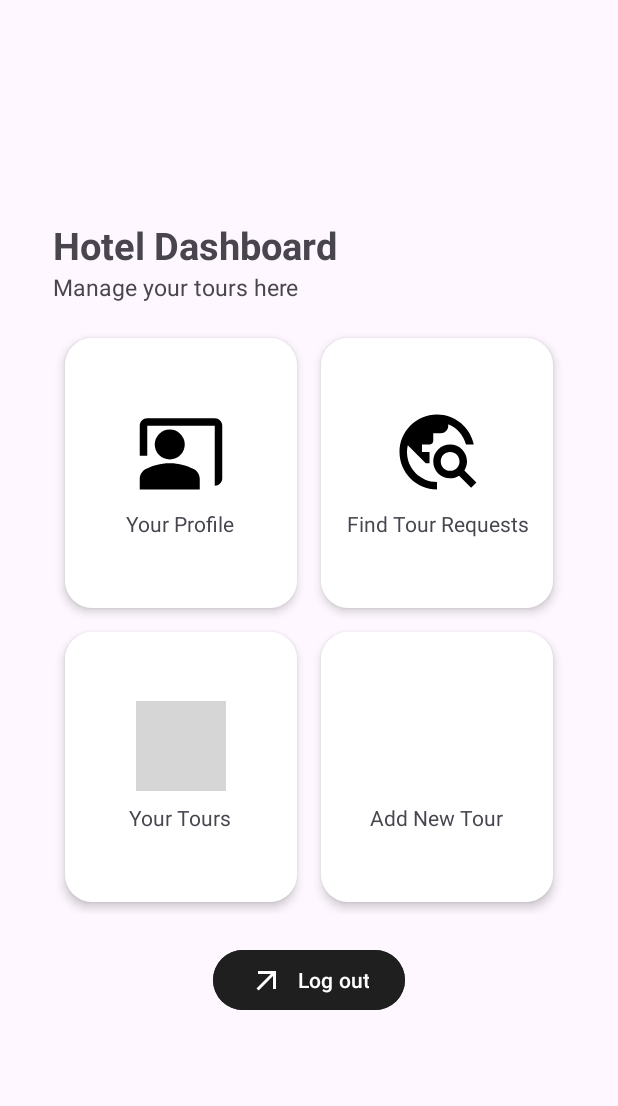
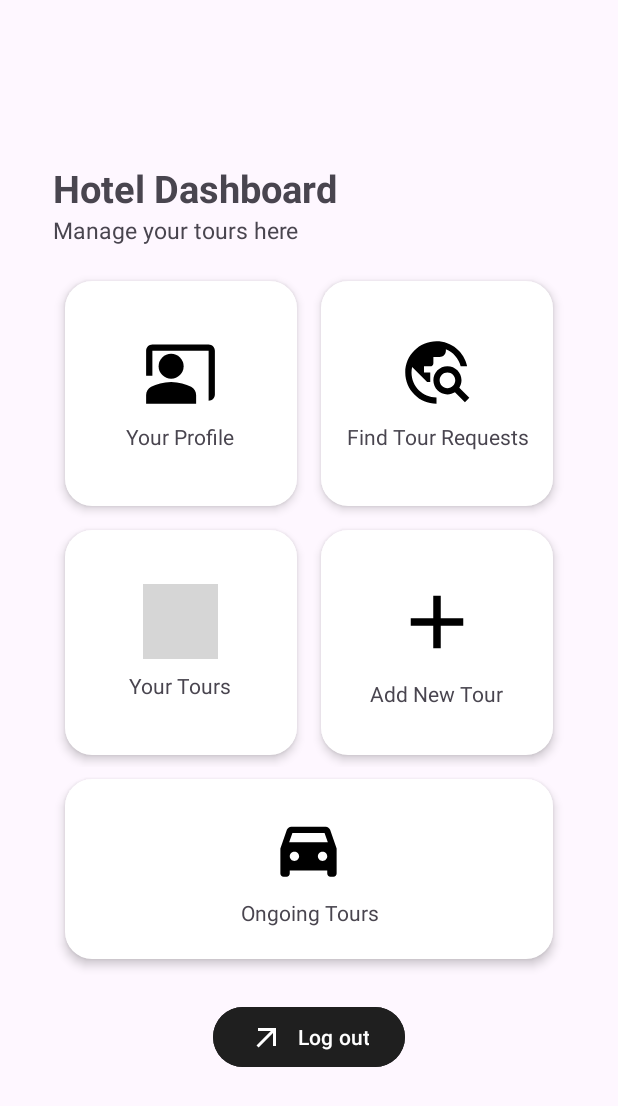
Before and after one commit to iamhirusha/GAHDSE241F-tourio, an Android app: the HotelDashBoardActivity screen opened directly, with no data from a screen before it, on a phone screen of 412 x 824 dp. Shown: the top 1106 px of the screen. Run offline under Robolectric (Android 15) with nearby library versions, the phone set to English and light mode, and no system bars; our stand-ins replace Firebase (no records; nobody signed in at launch, a user with empty details on screens opened directly); grey boxes are pictures that could not be loaded.

Commit message:
Hotel admin - hotel ongoing tours fetch with destinations page

```diff
--- a/mobile/GAHDSE241F-tourio/app/src/main/AndroidManifest.xml
+++ b/mobile/GAHDSE241F-tourio/app/src/main/AndroidManifest.xml
@@ -59,6 +59,8 @@
 
         <activity android:name=".OngoingTourActivity"/>
 
+        <activity android:name=".HotelOngoingTourActivity"/>
+
 
     </application>
     <uses-permission android:name="android.permission.INTERNET" />
--- /dev/null
+++ b/mobile/GAHDSE241F-tourio/app/src/main/res/drawable/ic_add_black.xml
@@ -0,0 +1,5 @@
+<vector xmlns:android="http://schemas.android.com/apk/res/android" android:height="24dp" android:tint="#000000" android:viewportHeight="24" android:viewportWidth="24" android:width="24dp">
+
+    <path android:fillColor="@color/black" android:pathData="M19,13h-6v6h-2v-6H5v-2h6V5h2v6h6v2z"/>
+
+</vector>
--- /dev/null
+++ b/mobile/GAHDSE241F-tourio/app/src/main/res/drawable/ic_car.xml
@@ -0,0 +1,5 @@
+<vector xmlns:android="http://schemas.android.com/apk/res/android" android:height="24dp" android:tint="#000000" android:viewportHeight="24" android:viewportWidth="24" android:width="24dp">
+
+    <path android:fillColor="@android:color/white" android:pathData="M18.92,6.01C18.72,5.42 18.16,5 17.5,5h-11C5.84,5 5.29,5.42 5.08,6.01L3,12v8c0,0.55 0.45,1 1,1h1c0.55,0 1,-0.45 1,-1v-1h12v1c0,0.55 0.45,1 1,1h1c0.55,0 1,-0.45 1,-1v-8L18.92,6.01zM7.5,16C6.67,16 6,15.33 6,14.5S6.67,13 7.5,13S9,13.67 9,14.5S8.33,16 7.5,16zM16.5,16c-0.83,0 -1.5,-0.67 -1.5,-1.5s0.67,-1.5 1.5,-1.5s1.5,0.67 1.5,1.5S17.33,16 16.5,16zM5.81,10l1.04,-3h10.29l1.04,3H5.81z"/>
+
+</vector>
--- a/mobile/GAHDSE241F-tourio/app/src/main/res/layout/activity_hoteldashboard.xml
+++ b/mobile/GAHDSE241F-tourio/app/src/main/res/layout/activity_hoteldashboard.xml
@@ -32,7 +32,7 @@
         <LinearLayout
             android:id="@+id/profileBox"
             android:layout_width="0dp"
-            android:layout_height="180dp"
+            android:layout_height="150dp"
             android:layout_weight="1"
             android:orientation="vertical"
             android:gravity="center"
@@ -41,8 +41,8 @@
             android:elevation="4dp">
 
             <ImageView
-                android:layout_width="60dp"
-                android:layout_height="60dp"
+                android:layout_width="50dp"
+                android:layout_height="50dp"
                 android:src="@drawable/ic_profile"
                 android:layout_marginBottom="8dp"/>
 
@@ -59,7 +59,7 @@
         <LinearLayout
             android:id="@+id/yourToursBox"
             android:layout_width="0dp"
-            android:layout_height="180dp"
+            android:layout_height="150dp"
             android:layout_weight="1"
             android:orientation="vertical"
             android:gravity="center"
@@ -68,8 +68,8 @@
             android:elevation="4dp">
 
             <ImageView
-                android:layout_width="60dp"
-                android:layout_height="60dp"
+                android:layout_width="50dp"
+                android:layout_height="50dp"
                 android:src="@drawable/travel"
                 android:layout_marginBottom="8dp"/>
 
@@ -96,7 +96,7 @@
         <LinearLayout
             android:id="@+id/hotelTourBookings"
             android:layout_width="0dp"
-            android:layout_height="180dp"
+            android:layout_height="150dp"
             android:layout_weight="1"
             android:orientation="vertical"
             android:gravity="center"
@@ -105,8 +105,8 @@
             android:elevation="4dp">
 
             <ImageView
-                android:layout_width="60dp"
-                android:layout_height="60dp"
+                android:layout_width="50dp"
+                android:layout_height="50dp"
                 android:src="@drawable/request_travel"
                 android:layout_marginBottom="8dp"/>
 
@@ -123,7 +123,7 @@
         <LinearLayout
             android:id="@+id/viewHomeBox"
             android:layout_width="0dp"
-            android:layout_height="180dp"
+            android:layout_height="150dp"
             android:layout_weight="1"
             android:orientation="vertical"
             android:gravity="center"
@@ -134,7 +134,7 @@
             <ImageView
                 android:layout_width="60dp"
                 android:layout_height="60dp"
-                android:src="@drawable/ic_add"
+                android:src="@drawable/ic_add_black"
                 android:layout_marginBottom="8dp"/>
 
             <TextView
@@ -145,6 +145,31 @@
                 android:gravity="center"/>
 
         </LinearLayout>
+
+    </LinearLayout>
+
+    <LinearLayout
+        android:id="@+id/hotelOngoingToursBox"
+        android:layout_width="match_parent"
+        android:layout_height="120dp"
+        android:orientation="vertical"
+        android:gravity="center"
+        android:layout_margin="8dp"
+        android:background="@drawable/shape_rounded_edittext"
+        android:elevation="4dp">
+
+        <ImageView
+            android:layout_width="50dp"
+            android:layout_height="50dp"
+            android:src="@drawable/ic_car"
+            android:layout_marginBottom="8dp"/>
+
+        <TextView
+            android:layout_width="wrap_content"
+            android:layout_height="wrap_content"
+            android:text="Ongoing Tours"
+            android:textSize="14sp"
+            android:gravity="center"/>
 
     </LinearLayout>
 
```
Also changed, not shown: mobile/GAHDSE241F-tourio/app/src/main/java/com/example/tourio/HotelDashBoardActivity.kt (+8 -0 lines), mobile/GAHDSE241F-tourio/app/src/main/java/com/example/tourio/HotelOngoingTourActivity.kt (added, +106 -0 lines), mobile/GAHDSE241F-tourio/app/src/main/res/layout/activity_hotelongoingtours.xml (added, +96 -0 lines).
